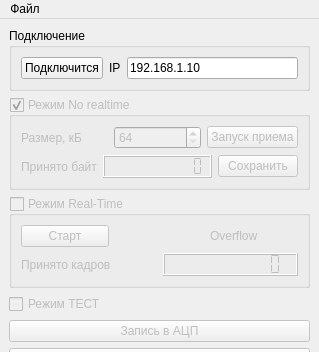
Old version of the form mainwindow.ui in the repository reffum/digitizer_pc; both pictures show x 0 to 319 and y 0 to 352 of the 319 by 709 pixel window.
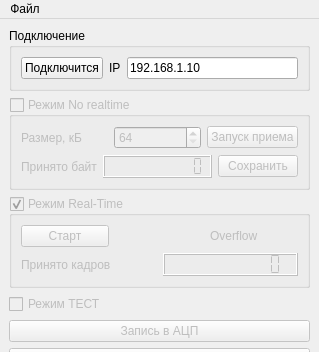
New version of the form. Custom widgets are drawn as their Qt base class.

```diff
--- a/mainwindow.ui
+++ b/mainwindow.ui
@@ -69,6 +69,9 @@
       <property name="checkable">
        <bool>true</bool>
       </property>
+      <property name="checked">
+       <bool>false</bool>
+      </property>
       <layout class="QVBoxLayout" name="verticalLayout">
        <item>
         <layout class="QHBoxLayout" name="horizontalLayout_2">
@@ -161,7 +164,7 @@
        <bool>true</bool>
       </property>
       <property name="checked">
-       <bool>false</bool>
+       <bool>true</bool>
       </property>
       <layout class="QVBoxLayout" name="verticalLayout_2">
        <item>
```
